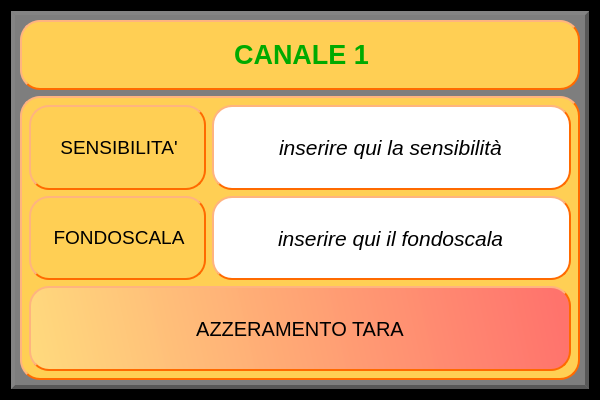
The window that Qt Creator/dialog_setup_1.ui (Mixer97/tesi_triennale) describes before a commit, drawn with Qt 5.
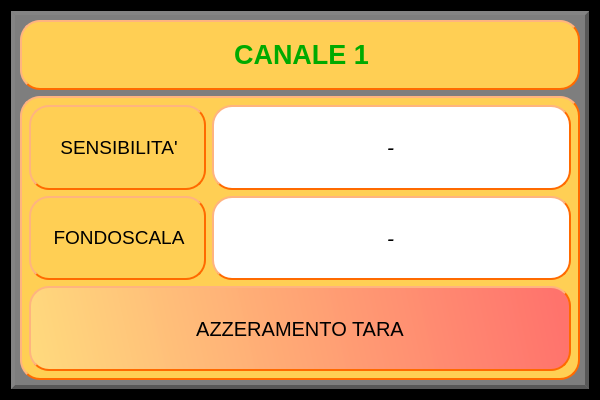
The same window after the commit.

Diff of the .ui file:
```diff
--- a/Qt Creator/dialog_setup_1.ui
+++ b/Qt Creator/dialog_setup_1.ui
@@ -155,7 +155,7 @@
 }</string>
              </property>
              <property name="text">
-              <string>inserire qui la sensibilità</string>
+              <string>-</string>
              </property>
              <property name="cursorPosition">
               <number>27</number>
@@ -267,7 +267,7 @@
 }</string>
              </property>
              <property name="text">
-              <string>inserire qui il fondoscala</string>
+              <string>-</string>
              </property>
              <property name="alignment">
               <set>Qt::AlignCenter</set>
```
Left out of the diff: 21 changed lines with no effect on the pictures.
